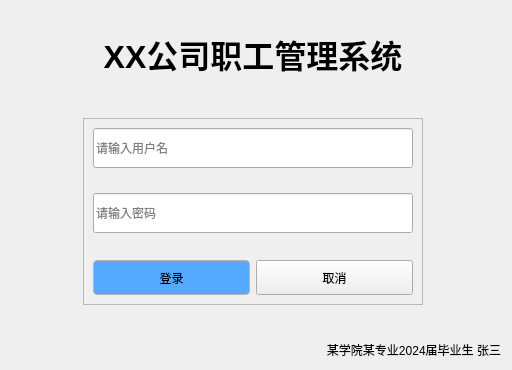
This is loginform.ui in YuyangHou1230/WorkerManagerSystem as Qt 5 draws it before an edit. The edited form follows.
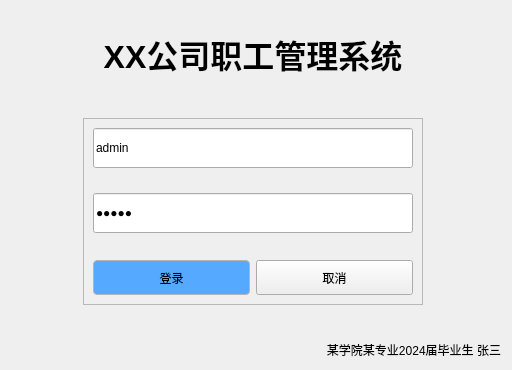
This is the edited form.

Patch:
```diff
--- a/loginform.ui
+++ b/loginform.ui
@@ -108,6 +108,9 @@
             <property name="autoFillBackground">
              <bool>false</bool>
             </property>
+            <property name="text">
+             <string>admin</string>
+            </property>
             <property name="placeholderText">
              <string>请输入用户名</string>
             </property>
@@ -121,6 +124,9 @@
               <height>40</height>
              </size>
             </property>
+            <property name="text">
+             <string>admin</string>
+            </property>
             <property name="echoMode">
              <enum>QLineEdit::Password</enum>
             </property>
```
